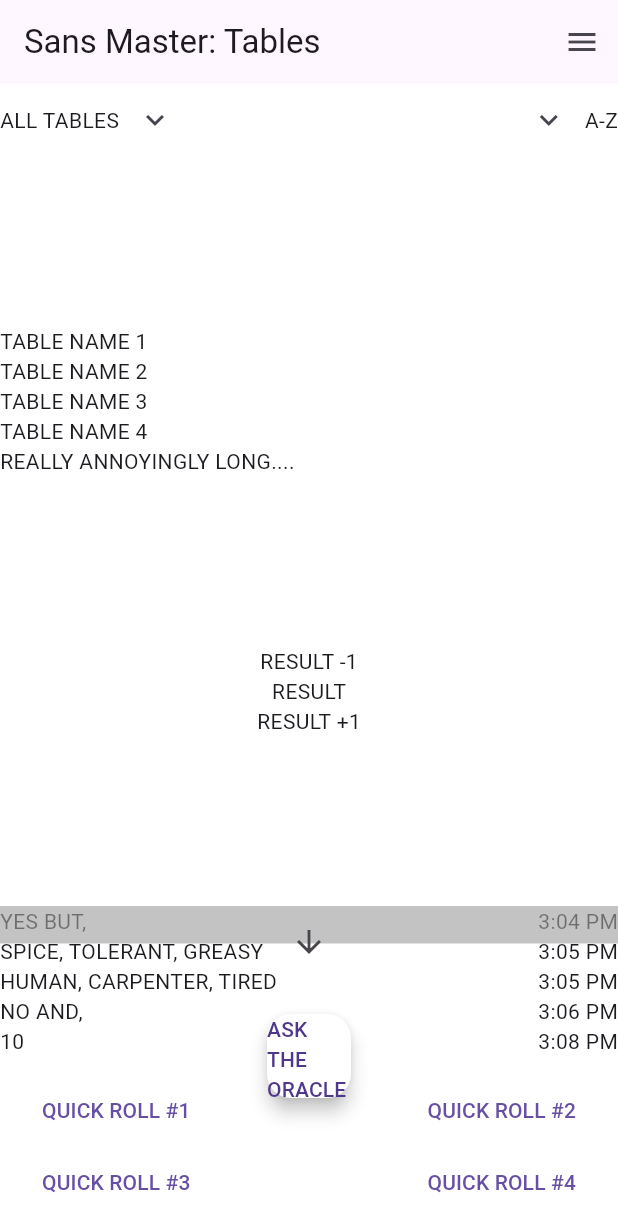
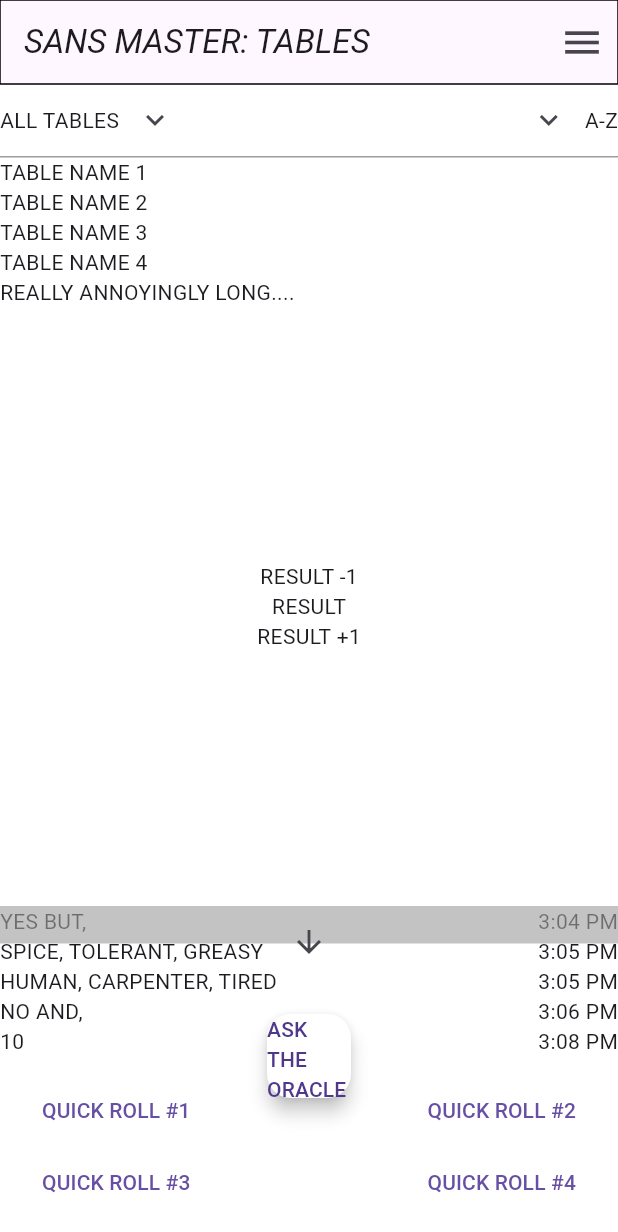
Before and after one commit to knowhow-ryan/sans_master_tables, a Flutter app: the screen it shows after launch, on a phone screen of 412 x 824 dp. Shown: the top 1232 px of the screen. Run offline on Flutter 3.47's test engine with Material 3 defaults, Android fonts, the phone set to English and light mode, and no system bars.

Commit message:
encapsulation, formatting

```diff
--- /dev/null
+++ b/lib/mock_table_group_panel.dart
@@ -0,0 +1,61 @@
+import 'package:flutter/material.dart';
+
+class MockTableGroupPanel extends StatelessWidget {
+  const MockTableGroupPanel({super.key});
+
+  @override
+  Widget build(BuildContext context) {
+    return Column(
+      mainAxisAlignment: MainAxisAlignment.start,
+      children: <Widget>[
+        Container(
+          decoration: const BoxDecoration(
+              border: Border(bottom: BorderSide(color: Colors.grey))),
+          child: Row(
+            //Table List Title Bar
+            mainAxisAlignment: MainAxisAlignment.spaceBetween,
+            children: <Widget>[
+              Row(
+                mainAxisSize: MainAxisSize.min,
+                mainAxisAlignment: MainAxisAlignment.start,
+                children: [
+                  const Text('ALL TABLES'), //TABLE GROUP TITLE
+                  IconButton(
+                    onPressed: () {},
+                    icon: const Icon(Icons.keyboard_arrow_down),
+                  ),
+                ],
+              ),
+              Row(
+                //FILTERING/ORDERING BUTTON
+                mainAxisSize: MainAxisSize.min,
+                mainAxisAlignment: MainAxisAlignment.end,
+                children: [
+                  IconButton(
+                    onPressed: () {},
+                    icon: const Icon(Icons.keyboard_arrow_down),
+                  ),
+                  const Text('A-Z'),
+                ],
+              ),
+            ],
+          ),
+        ),
+        ListView.builder(
+          //TABLE LIST
+          shrinkWrap: true,
+          itemCount: 5,
+          itemBuilder: (context, index) {
+            Widget tableTile = const Text('ERROR');
+            if (index < 4) {
+              tableTile = Text('TABLE NAME ${index + 1}');
+            } else {
+              tableTile = const Text('REALLY ANNOYINGLY LONG....');
+            }
+            return tableTile;
+          },
+        ),
+      ],
+    );
+  }
+}
--- a/lib/mockup_main_screen.dart
+++ b/lib/mockup_main_screen.dart
@@ -1,4 +1,5 @@
 import 'package:flutter/material.dart';
+import 'mock_table_group_panel.dart';
 
 class MockupMainScreen extends StatelessWidget {
   const MockupMainScreen({super.key});
@@ -8,11 +9,15 @@ class MockupMainScreen extends StatelessWidget {
     return Scaffold(
       backgroundColor: Colors.white,
       appBar: AppBar(
-        title: const Text('Sans Master: Tables'),
+        title: const Text('SANS MASTER: TABLES',
+            style: TextStyle(fontStyle: FontStyle.italic)),
         actions: <Widget>[
           //Hamburger menu
-          IconButton(onPressed: () {}, icon: const Icon(Icons.menu))
+          IconButton(onPressed: () {}, icon: const Icon(Icons.menu, size: 30))
         ],
+        surfaceTintColor: Colors.white,
+        shape: const ContinuousRectangleBorder(
+            side: BorderSide(color: Colors.black)),
       ),
       bottomNavigationBar: BottomAppBar(
         //QUICK ROLL BUTTONS
@@ -63,47 +68,7 @@ class MockupMainScreen extends StatelessWidget {
       body: Column(
         mainAxisAlignment: MainAxisAlignment.spaceBetween,
         children: <Widget>[
-          Row(
-            //Table List Title Bar
-            mainAxisAlignment: MainAxisAlignment.spaceBetween,
-            children: <Widget>[
-              Row(
-                mainAxisSize: MainAxisSize.min,
-                children: [
-                  const Text('ALL TABLES'), //TABLE GROUP TITLE
-                  IconButton(
-                    onPressed: () {},
-                    icon: const Icon(Icons.keyboard_arrow_down),
-                  ),
-                ],
-              ),
-              Row(
-                //FILTERING/ORDERING BUTTON
-                mainAxisSize: MainAxisSize.min,
-                children: [
-                  IconButton(
-                    onPressed: () {},
-                    icon: const Icon(Icons.keyboard_arrow_down),
-                  ),
-                  const Text('A-Z'),
-                ],
-              ),
-            ],
-          ),
-          ListView.builder(
-            //TABLE LIST
-            shrinkWrap: true,
-            itemCount: 5,
-            itemBuilder: (context, index) {
-              Widget tableTile = const Text('ERROR');
-              if (index < 4) {
-                tableTile = Text('TABLE NAME ${index + 1}');
-              } else {
-                tableTile = const Text('REALLY ANNOYINGLY LONG....');
-              }
-              return tableTile;
-            },
-          ),
+          const MockTableGroupPanel(),
           const Column(
             //TABLE SPINNER
             mainAxisSize: MainAxisSize.min,
```
